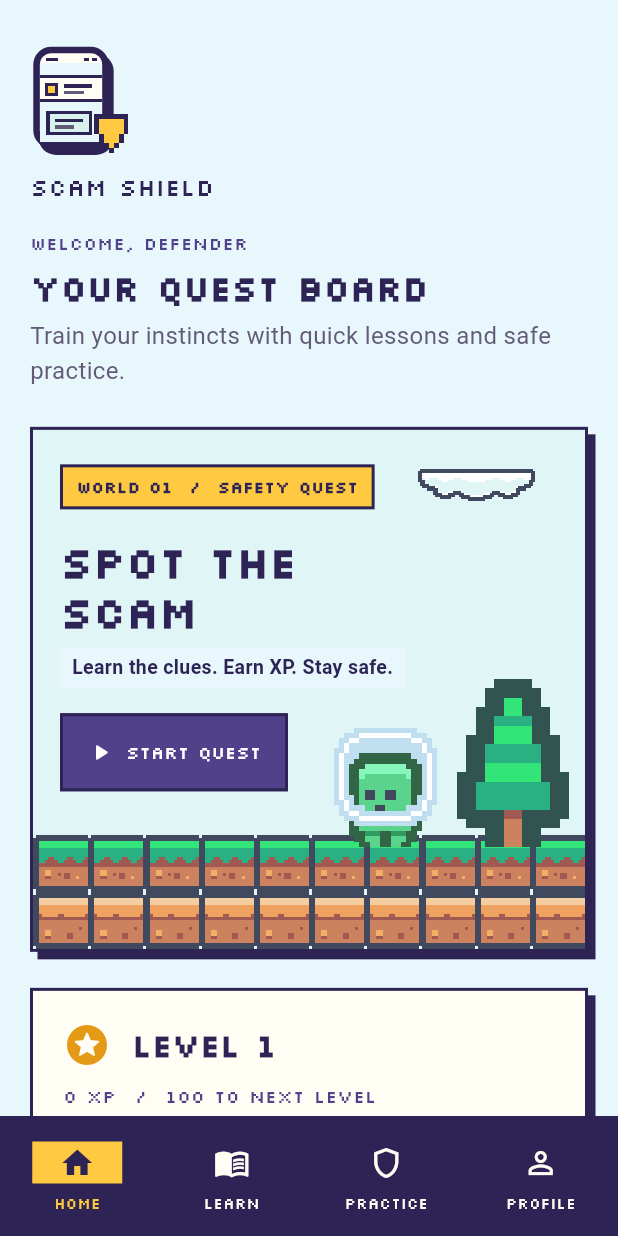
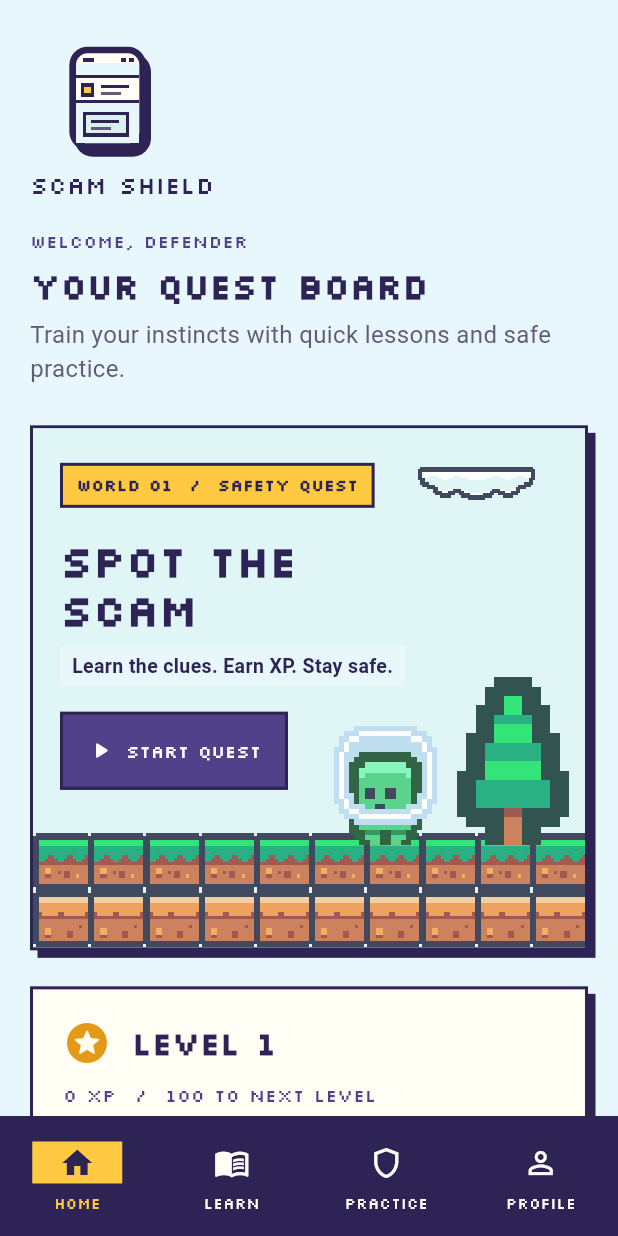
Before and after one commit to Blzzxrd/scamshield, a Flutter app: the screen it shows after launch, on a phone screen of 412 x 824 dp. Run offline on Flutter 3.47's test engine with Material 3 defaults, Android fonts, the phone set to English and light mode, and no system bars; our stand-ins replace flutter_tts, shared_preferences.

Commit message:
Center phone logo and remove shield overlay

```diff
--- a/lib/widgets/brand_mark.dart
+++ b/lib/widgets/brand_mark.dart
@@ -2,27 +2,27 @@ import 'package:flutter/material.dart';
 
 import 'pixel_theme.dart';
 
-/// A small version of the text-practice phone with a pixel shield in front.
-class PhoneShieldMark extends StatelessWidget {
-  const PhoneShieldMark({super.key, this.width = 64});
+/// A small version of the text-practice phone.
+class PhoneMark extends StatelessWidget {
+  const PhoneMark({super.key, this.width = 54});
 
   final double width;
 
   @override
   Widget build(BuildContext context) => SizedBox(
         width: width,
-        height: width * 70 / 64,
-        child: const CustomPaint(painter: _PhoneShieldPainter()),
+        height: width * 68 / 54,
+        child: const CustomPaint(painter: _PhonePainter()),
       );
 }
 
-class _PhoneShieldPainter extends CustomPainter {
-  const _PhoneShieldPainter();
+class _PhonePainter extends CustomPainter {
+  const _PhonePainter();
 
   @override
   void paint(Canvas canvas, Size size) {
     canvas.save();
-    canvas.scale(size.width / 64, size.height / 70);
+    canvas.scale(size.width / 54, size.height / 68);
 
     void block(double x, double y, double width, double height, Color color) {
       canvas.drawRect(
@@ -71,30 +71,6 @@ class _PhoneShieldPainter extends CustomPainter {
     block(15, 45, 17, 2, pixelInk);
     block(15, 49, 12, 2, pixelMuted);
 
-    const shield = [
-      ' KKKKKKK ',
-      ' KYYYYYK ',
-      ' KYYYYYK ',
-      ' KYYYYYK ',
-      '  KYYYK  ',
-      '  KYYYK  ',
-      '   KYK   ',
-      '    K    ',
-    ];
-    for (var row = 0; row < shield.length; row++) {
-      for (var column = 0; column < shield[row].length; column++) {
-        final pixel = shield[row][column];
-        if (pixel == ' ') continue;
-        block(
-          36 + column * 3,
-          42 + row * 3,
-          3,
-          3,
-          pixel == 'K' ? pixelInk : pixelGold,
-        );
-      }
-    }
-
     canvas.restore();
   }
 
--- a/lib/widgets/side_navigation.dart
+++ b/lib/widgets/side_navigation.dart
@@ -77,7 +77,11 @@ class Brand extends StatelessWidget {
         mainAxisSize: MainAxisSize.min,
         crossAxisAlignment: CrossAxisAlignment.start,
         children: [
-          const PhoneShieldMark(width: 70),
+          // The gap between SCAM and SHIELD is 54 px from the wordmark's left edge.
+          const Padding(
+            padding: EdgeInsets.only(left: 24),
+            child: PhoneMark(width: 60),
+          ),
           const SizedBox(height: 6),
           Text(
             'SCAM SHIELD',
```
Also changed, not shown: assets/brand/scamshield-logo.png (added), 2 other files.
